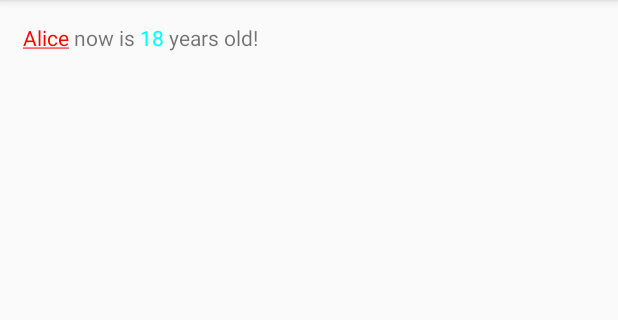
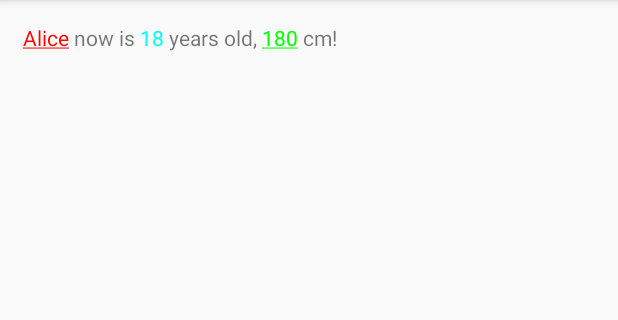
Before and after one commit to HirayClay/SpanTextView, an Android app: the screen it shows after launch (MainActivity), on a phone screen of 412 x 824 dp, the part 84-404 px from its top. Run offline under Robolectric (Android 15) with nearby library versions, the phone set to English and light mode, and no system bars.

Commit message:
click span is done!

```diff
--- a/app/src/main/java/com/hirayclay/Hook.java
+++ b/app/src/main/java/com/hirayclay/Hook.java
@@ -1,11 +1,15 @@
 package com.hirayclay;
 
+import android.graphics.Color;
 import android.support.annotation.ColorInt;
 import android.text.SpannableString;
 import android.text.Spanned;
+import android.text.TextPaint;
+import android.text.method.LinkMovementMethod;
 import android.text.style.ClickableSpan;
 import android.text.style.ForegroundColorSpan;
 import android.text.style.UnderlineSpan;
+import android.view.View;
 
 import java.io.BufferedReader;
 import java.io.IOException;
@@ -26,10 +30,10 @@ public class Hook {
     SpanTextView target;
     private int uniformColor;
     private boolean uniformUnderLine;
-    private int uniformColorSpan = -1;
     private int[] foregroundColors;
     private Map<String, String> binding;
     private boolean[] underLineSpans;
+    private ClickSpanListener listener;
 
     public Hook(SpanTextView target) {
         this.target = target;
@@ -51,7 +55,7 @@ public class Hook {
      * @param color
      * @return
      */
-    public Hook color(@ColorInt int color) {
+    public Hook uniformColor(@ColorInt int color) {
         this.uniformColor = color;
         return this;
     }
@@ -62,12 +66,6 @@ public class Hook {
      */
     public Hook underline(boolean underline) {
         this.uniformUnderLine = underline;
-        return this;
-    }
-
-
-    public Hook colorSpan(int foregroundSpanColor) {
-        this.uniformColorSpan = foregroundSpanColor;
         return this;
     }
 
@@ -82,7 +80,8 @@ public class Hook {
     }
 
 
-    public Hook clickSpans(ClickableSpan clickableSpan) {
+    public Hook spanClickListener(ClickSpanListener listener) {
+        this.listener = listener;
         return this;
     }
 
@@ -94,7 +93,19 @@ public class Hook {
         SpannableString spannableString = new SpannableString(parseAndSubstitute(template.toString(), binding).toString());
         composeColorSpan(spannableString, markInfos);
         composeUnderLineSpan(spannableString, markInfos);
+        composeClickableSpan(spannableString, markInfos);
         target.setText(spannableString);
+    }
+
+    private void composeClickableSpan(SpannableString spannableString, List<MarkInfo> markInfos) {
+        if (listener != null) {
+            for (int i = 0; i < markInfos.size(); i++) {
+                MarkInfo markInfo = markInfos.get(i);
+                InternalClickSpan ics = new InternalClickSpan(i, markInfo.template, markInfo.value, listener);
+                spannableString.setSpan(ics, markInfo.start, markInfo.end, Spanned.SPAN_INCLUSIVE_EXCLUSIVE);
+            }
+            target.setMovementMethod(LinkMovementMethod.getInstance());
+        }
     }
 
     private void composeUnderLineSpan(SpannableString spannableString, List<MarkInfo> markInfos) {
@@ -117,17 +128,21 @@ public class Hook {
             int color;
             for (MarkInfo m :
                     markInfos) {
-                if (i > foregroundColors.length - 1)
-                    i--;
-                color = foregroundColors[i];
+                if (i > foregroundColors.length - 1) {
+                    if (isValidColor(uniformColor))
+                        color = uniformColor;
+                    else color = target.getCurrentTextColor();
+
+                } else
+                    color = foregroundColors[i];
                 ForegroundColorSpan fcs = new ForegroundColorSpan(color);
                 spannableString.setSpan(fcs, m.start, m.end, Spanned.SPAN_INCLUSIVE_EXCLUSIVE);
                 i++;
             }
-        } else if (uniformColorSpan >= 0 && uniformColorSpan <= 256) {
+        } else if (isValidColor(uniformColor)) {
             for (MarkInfo m :
                     markInfos) {
-                ForegroundColorSpan fcs = new ForegroundColorSpan(uniformColorSpan);
+                ForegroundColorSpan fcs = new ForegroundColorSpan(uniformColor);
                 spannableString.setSpan(fcs, m.start, m.end, Spanned.SPAN_INCLUSIVE_EXCLUSIVE);
             }
         } else {
@@ -150,7 +165,7 @@ public class Hook {
         return stringBuilder.toString();
     }
 
-    //标记出包裹文字在解析过的字符串中的下标，方便后续施加乱七八糟的Span
+    //标记出模版在解析过的字符串中的下标，方便后续施加乱七八糟的Span
     private List<MarkInfo> parseAndMark(Reader reader, Map<String, String> binding) {
         if (!reader.markSupported())
             reader = new BufferedReader(reader);
@@ -170,7 +185,7 @@ public class Hook {
                                 String value = binding.get(key);
                                 int start = writer.getBuffer().length();
                                 int end = start + value.length();
-                                markInfos.add(new MarkInfo(start, end));
+                                markInfos.add(new MarkInfo(key, value, start, end));
                                 writer.write(value);
                             } else {
                                 writer.write("${");
@@ -241,13 +256,61 @@ public class Hook {
 
     }
 
+
+    private boolean isValidColor(int color) {
+        return componentValid(Color.red(color)) &&
+                componentValid(Color.green(color)) &&
+                componentValid(Color.blue(color));
+    }
+
+    private boolean componentValid(int comp) {
+        return comp >= 0 && comp < 256;
+    }
+
     private static final class MarkInfo {
+        public String value;
+        public String template;
         public int start;
         public int end;
 
-        public MarkInfo(int start, int end) {
+        public MarkInfo(String template, String value, int start, int end) {
+            this.template = template;
+            this.value = value;
             this.start = start;
             this.end = end;
         }
     }
+
+    public interface ClickSpanListener {
+        /**
+         * @param index    the template index in all the templates
+         * @param template the template text
+         * @param value    the replaced template's value
+         */
+        void onSpanClick(int index, String template, String value);
+    }
+
+    private final class InternalClickSpan extends ClickableSpan {
+        int index;
+        public String value;
+        public String template;
+        ClickSpanListener listener;
+
+        public InternalClickSpan(int index, String template, String value, ClickSpanListener listener) {
+            this.index = index;
+            this.template = template;
+            this.value = value;
+            this.listener = listener;
+        }
+
+        @Override
+        public void onClick(View widget) {
+            listener.onSpanClick(index, template, value);
+        }
+
+        @Override
+        public void updateDrawState(TextPaint ds) {
+//            super.updateDrawState(ds);
+        }
+    }
 }
--- a/app/src/main/java/com/hirayclay/MainActivity.java
+++ b/app/src/main/java/com/hirayclay/MainActivity.java
@@ -4,6 +4,7 @@ import android.graphics.Color;
 import android.support.v4.util.ArrayMap;
 import android.support.v7.app.AppCompatActivity;
 import android.os.Bundle;
+import android.widget.Toast;
 
 import java.util.Map;
 
@@ -22,10 +23,18 @@ public class MainActivity extends AppCompatActivity {
         Map<String, String> binding = new ArrayMap<>();
         binding.put("name", "Alice");
         binding.put("age", "18");
+        binding.put("height","180");
 
         spanTextView.hook()
+                .uniformColor(Color.GREEN)
                 .underLineSpans(true,false,true)
-                .colorSpans(Color.RED, Color.CYAN)
+                .colorSpans(Color.RED, Color.CYAN)//the second template "height" textcolor is omit ,will be set with uniformColor
+                .spanClickListener(new Hook.ClickSpanListener() {
+                    @Override
+                    public void onSpanClick(int index, String template, String value) {
+                        Toast.makeText(MainActivity.this,"click  "+template+" index:"+index+" value:"+value,Toast.LENGTH_LONG).show();
+                    }
+                })
                 .make(binding);
     }
 }
--- a/app/src/main/res/layout/activity_main.xml
+++ b/app/src/main/res/layout/activity_main.xml
@@ -11,7 +11,7 @@
     <com.hirayclay.SpanTextView
         android:id="@+id/span_textview"
         app:spanClick="spanClick"
-        android:text="${name} now is ${age} years old!"
+        android:text="${name} now is ${age} years old, ${height} cm!"
         android:layout_width="wrap_content"
         android:layout_height="wrap_content" />
 </LinearLayout>
```
